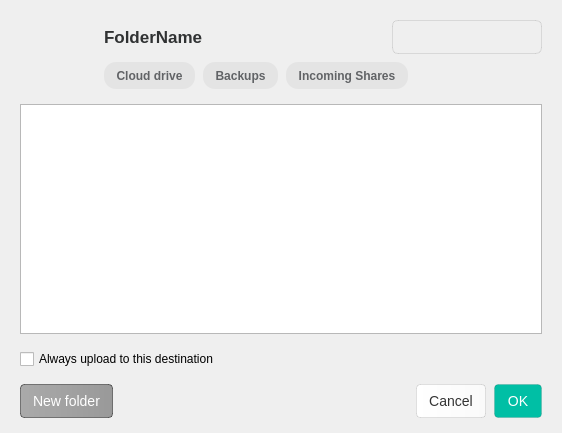
First picture: the form in src/MEGASync/gui/node_selector/gui/linux/NodeSelectorTreeViewWidget.ui, repository meganz/MEGAsync, before the edit.
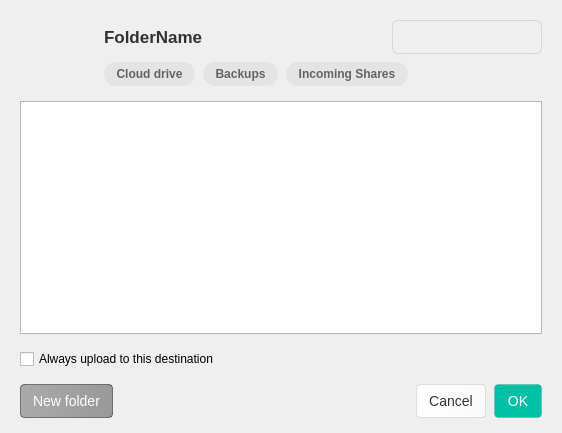
Second picture: the form after the edit. Icons and pictures are not drawn. Custom widgets are drawn as their Qt base class.

Commit message: search chips margin/sizes adjusted for windows. Search chip selection behaviour fix. Hover_selection enabled for these buttons

```diff
--- a/src/MEGASync/gui/node_selector/gui/linux/NodeSelectorTreeViewWidget.ui
+++ b/src/MEGASync/gui/node_selector/gui/linux/NodeSelectorTreeViewWidget.ui
@@ -291,6 +291,12 @@
          <height>0</height>
         </size>
        </property>
+       <property name="maximumSize">
+        <size>
+         <width>16777215</width>
+         <height>24</height>
+        </size>
+       </property>
        <property name="styleSheet">
         <string notr="true">QToolButton
 {
```
Left out of the diff: 9 changed lines with no effect on the pictures. The commit also changes 7 other files.
